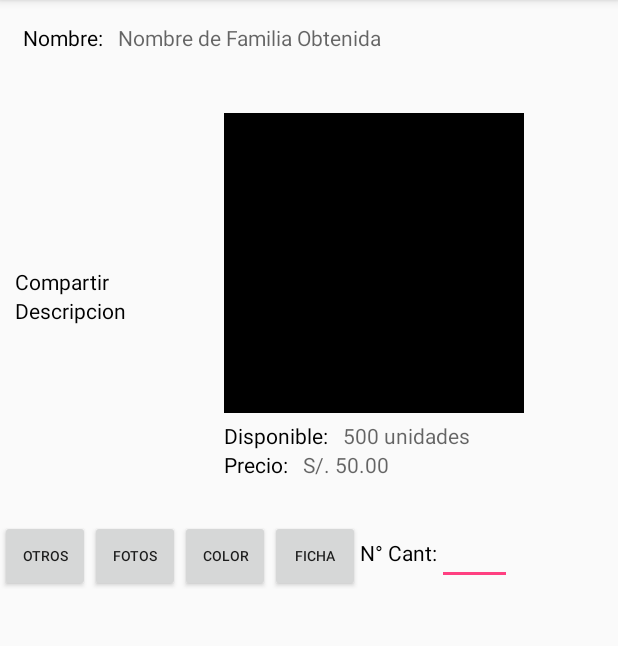
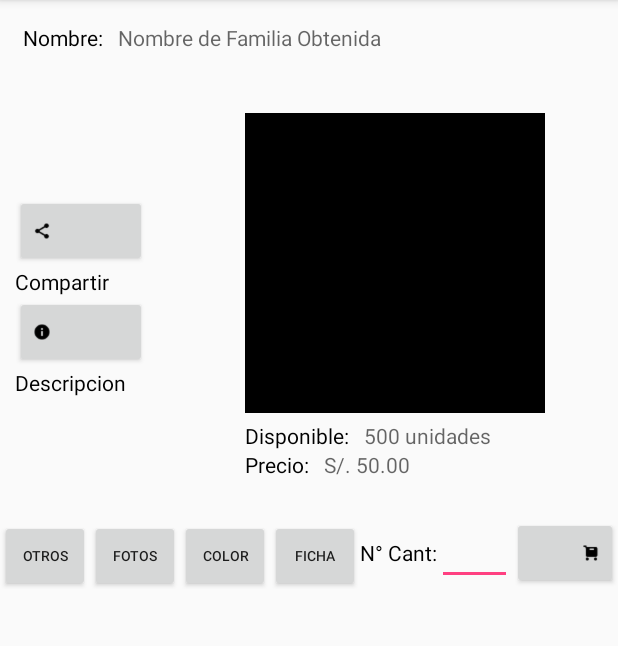
Before and after one commit to AugustCS/CRUD1, an Android app: the fragment familia_item_descripcion shown on its own in the app's theme, on a phone screen of 412 x 824 dp, the part 84-730 px from its top. Run offline under Robolectric (Android 15) with nearby library versions, the phone set to English and light mode, and no system bars.

Commit message:
diseño datos item
agregados iconos y diseño a un 80%

```diff
--- a/app/src/main/res/layout/fragment_familia_item_descripcion.xml
+++ b/app/src/main/res/layout/fragment_familia_item_descripcion.xml
@@ -39,13 +39,19 @@
                 android:layout_height="wrap_content"
                 android:orientation="vertical"
                 android:layout_gravity="center_vertical">
-
+                <Button
+                    android:layout_width="wrap_content"
+                    android:layout_height="wrap_content"
+                    android:drawableLeft="@drawable/compartir"/>
                 <TextView
                     android:layout_width="wrap_content"
                     android:layout_height="wrap_content"
                     android:textColor="@color/colorBlack"
                     android:text="@string/compartir" />
-
+                <Button
+                    android:layout_width="wrap_content"
+                    android:layout_height="wrap_content"
+                    android:drawableLeft="@drawable/ayudar"/>
                 <TextView
                     android:layout_width="wrap_content"
                     android:layout_height="wrap_content"
@@ -136,6 +142,10 @@
             <EditText
                 android:layout_width="50dp"
                 android:layout_height="wrap_content" />
+            <Button
+                android:layout_width="wrap_content"
+                android:layout_height="wrap_content"
+                android:drawableRight="@drawable/agregar_producto"/>
         </LinearLayout>
 
     </LinearLayout>
```
Also changed, not shown: app/src/main/res/drawable-hdpi/agregar_producto.png (added), app/src/main/res/drawable-hdpi/ayudar.png (added), app/src/main/res/drawable-hdpi/compartir.png (added), app/src/main/res/drawable-mdpi/agregar_producto.png (added), app/src/main/res/drawable-mdpi/ayudar.png (added), app/src/main/res/drawable-mdpi/compartir.png (added), app/src/main/res/drawable-xhdpi/agregar_producto.png (added), app/src/main/res/drawable-xhdpi/ayudar.png (added), app/src/main/res/drawable-xhdpi/compartir.png (added), app/src/main/res/drawable-xxhdpi/agregar_producto.png (added), app/src/main/res/drawable-xxhdpi/ayudar.png (added), app/src/main/res/drawable-xxhdpi/compartir.png (added), app/src/main/res/drawable-xxxhdpi/agregar_producto.png (added), app/src/main/res/drawable-xxxhdpi/ayudar.png (added), 1 more files.
